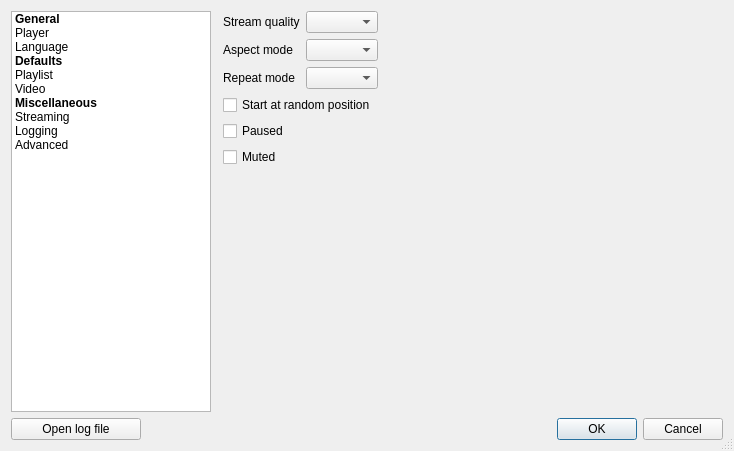
Old version of the form resources/ui/settings_dialog.ui in the repository vzhd1701/gridplayer.
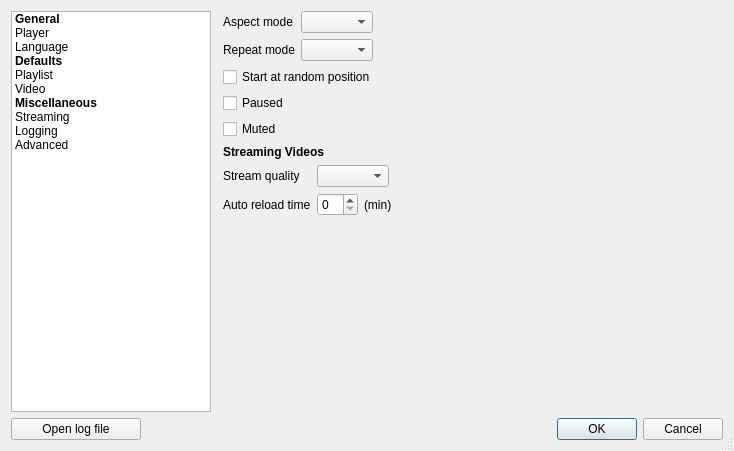
New version of the form. The open tabs and pages were chosen to show the change. Custom widgets are drawn as their Qt base class.

Commit message: feat: add option to set auto reload timer for live videos

```diff
--- a/resources/ui/settings_dialog.ui
+++ b/resources/ui/settings_dialog.ui
@@ -570,33 +570,23 @@
             <enum>QFormLayout::FieldsStayAtSizeHint</enum>
            </property>
            <item row="0" column="0">
-            <widget class="QLabel" name="streamQualityLabel">
-             <property name="text">
-              <string>Stream quality</string>
-             </property>
-            </widget>
-           </item>
-           <item row="0" column="1">
-            <widget class="QComboBox" name="streamQuality"/>
-           </item>
-           <item row="1" column="0">
             <widget class="QLabel" name="videoAspectLabel">
              <property name="text">
               <string>Aspect mode</string>
              </property>
             </widget>
            </item>
-           <item row="1" column="1">
+           <item row="0" column="1">
             <widget class="QComboBox" name="videoAspect"/>
            </item>
-           <item row="2" column="0">
+           <item row="1" column="0">
             <widget class="QLabel" name="repeatModeLabel">
              <property name="text">
               <string>Repeat mode</string>
              </property>
             </widget>
            </item>
-           <item row="2" column="1">
+           <item row="1" column="1">
             <widget class="QComboBox" name="repeatMode"/>
            </item>
           </layout>
@@ -622,6 +612,57 @@
            </property>
           </widget>
          </item>
+         <item>
+          <widget class="QLabel" name="label_12">
+           <property name="font">
+            <font>
+             <weight>75</weight>
+             <bold>true</bold>
+            </font>
+           </property>
+           <property name="text">
+            <string>Streaming Videos</string>
+           </property>
+          </widget>
+         </item>
+         <item>
+          <layout class="QFormLayout" name="formLayout_9">
+           <property name="fieldGrowthPolicy">
+            <enum>QFormLayout::FieldsStayAtSizeHint</enum>
+           </property>
+           <item row="0" column="0">
+            <widget class="QLabel" name="streamQualityLabel">
+             <property name="text">
+              <string>Stream quality</string>
+             </property>
+            </widget>
+           </item>
+           <item row="0" column="1">
+            <widget class="QComboBox" name="streamQuality"/>
+           </item>
+           <item row="1" column="0">
+            <widget class="QLabel" name="label_13">
+             <property name="text">
+              <string>Auto reload time</string>
+             </property>
+            </widget>
+           </item>
+           <item row="1" column="1">
+            <layout class="QHBoxLayout" name="horizontalLayout_5">
+             <item>
+              <widget class="QSpinBox" name="streamAutoReloadTimer"/>
+             </item>
+             <item>
+              <widget class="QLabel" name="label_14">
+               <property name="text">
+                <string>(min)</string>
+               </property>
+              </widget>
+             </item>
+            </layout>
+           </item>
+          </layout>
+         </item>
          <item>
           <spacer name="verticalSpacer_3">
            <property name="orientation">
```
Left out of the diff: 2 changed lines with no effect on the pictures. The commit also changes 9 other files.
